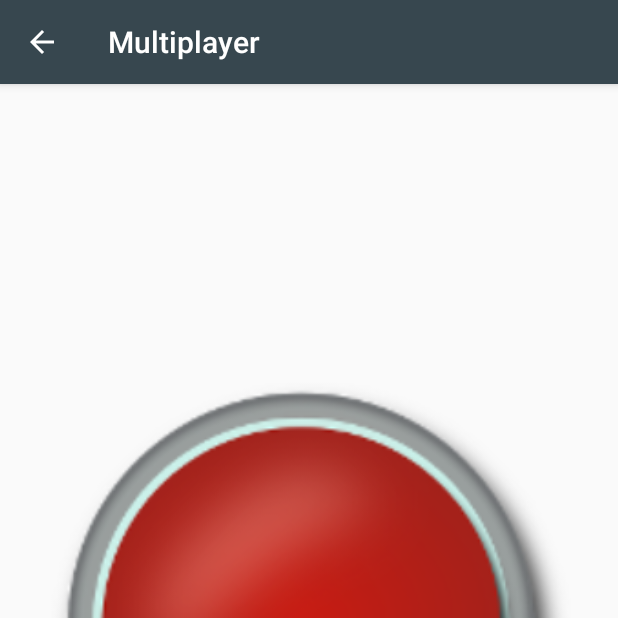
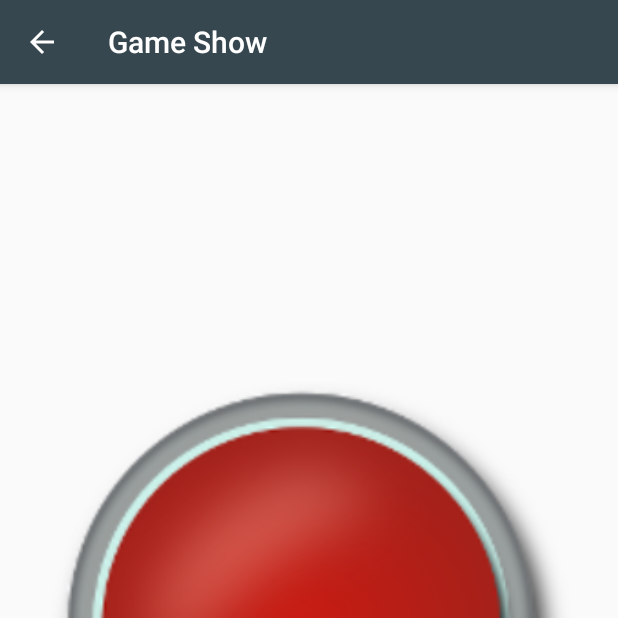
Before and after one commit to arelguatno/sparktify-android, an Android app: the MultiplayerActivity screen opened directly, with no data from a screen before it, after a tap on an icon or button, on a phone screen of 412 x 824 dp, the top half of it. Run offline under Robolectric (Android 15) with nearby library versions, the phone set to English and light mode, and no system bars; our stand-ins replace Firebase (no records; nobody signed in at launch, a user with empty details on screens opened directly); 1 statement that could not run was skipped.

Commit message:
additional files

```diff
--- a/app/src/main/AndroidManifest.xml
+++ b/app/src/main/AndroidManifest.xml
@@ -71,7 +71,7 @@
         <activity
             android:name=".activities.MultiplayerActivity"
             android:configChanges="orientation"
-            android:label="Multiplayer"
+            android:label="Game Show"
             android:parentActivityName=".activities.MultiplayerFindRoom"
             android:screenOrientation="portrait" />
 
--- a/app/src/main/java/com/example/appdev/sparktify2019/activities/MultiplayerActivity.java
+++ b/app/src/main/java/com/example/appdev/sparktify2019/activities/MultiplayerActivity.java
@@ -61,6 +61,7 @@ public class MultiplayerActivity extends BaseActivity {
         city2.put("score", 0);
         city2.put("turn", false);
         city2.put("enable", true);
+        city2.put("chance_used", false);
 
         FirebaseUser user = mAuth.getCurrentUser();
         playerName = user.getDisplayName().replaceAll("\\s+","");
@@ -125,8 +126,6 @@ public class MultiplayerActivity extends BaseActivity {
     }
 
     public void onClick(View v){
-        final MediaPlayer player = MediaPlayer.create(this,R.raw.sounds_effect_button);
-        player.start();
         pressTheButtonToSendSignal();
     }
 
--- a/app/src/main/java/com/example/appdev/sparktify2019/fragments/TwoPlayerLocal.java
+++ b/app/src/main/java/com/example/appdev/sparktify2019/fragments/TwoPlayerLocal.java
@@ -450,8 +450,6 @@ public class TwoPlayerLocal extends Fragment implements TwoPlayerLocal_ViewEvent
 
     @Override
     public void onDetach() {
-        mp.stop();
-        mp.release();
         super.onDetach();
     }
 
--- a/app/src/main/res/layout/activity_main.xml
+++ b/app/src/main/res/layout/activity_main.xml
@@ -47,7 +47,7 @@
         android:layout_marginEnd="8dp"
         android:layout_marginStart="8dp"
         android:layout_marginTop="4dp"
-        android:text="Multiplayer"
+        android:text="Game Show"
         android:elevation="5dp"
         android:onClick="play_multiplayer2"
         android:stateListAnimator="@null"
--- a/app/src/main/res/layout/album_card.xml
+++ b/app/src/main/res/layout/album_card.xml
@@ -44,6 +44,7 @@
                 android:paddingBottom="@dimen/songs_count_padding_bottom"
                 android:paddingLeft="@dimen/album_title_padding"
                 android:paddingRight="@dimen/album_title_padding"
+                android:textStyle="bold"
                 android:textSize="@dimen/songs_count" />
 
             <TextView
```
Also changed, not shown: app/src/main/res/drawable/ic_hiphop_music.png (added), app/src/main/res/drawable/ic_party_music.png (added), app/src/main/res/drawable/ic_pop_music.png (added), app/src/main/res/drawable/ic_rock_music.png (added), app/src/main/res/drawable/ic_romance_music.png (added).
